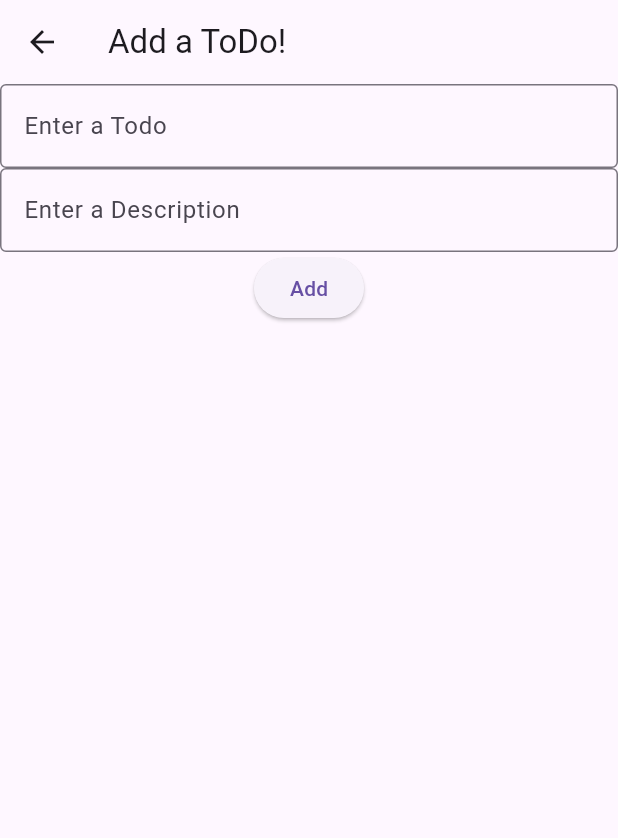
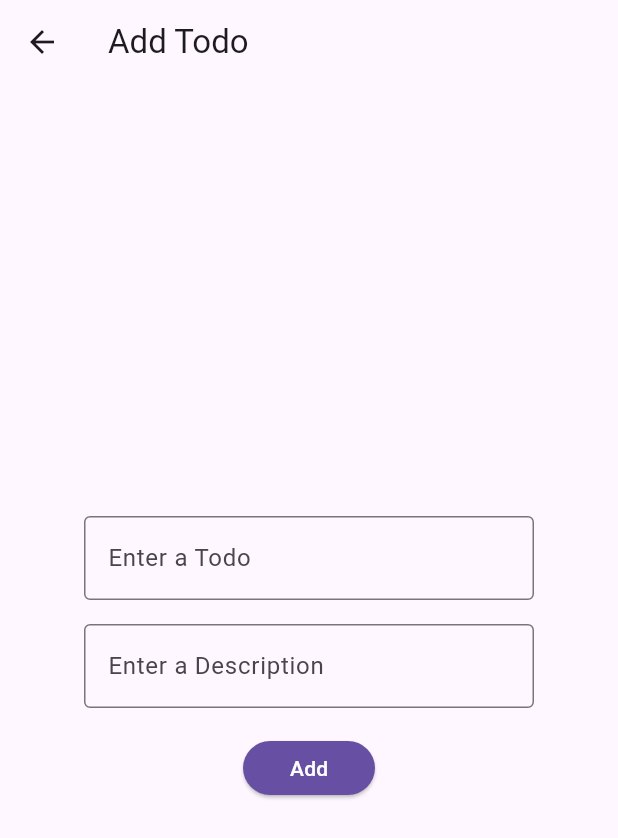
Before and after one commit to ASHUdev05/ToDo, a Flutter app: the screen it shows after launch, after a tap on the "add" icon, on a phone screen of 412 x 824 dp. Shown: the top 838 px of the screen. Run offline on Flutter 3.47's test engine with Material 3 defaults, Android fonts, the light colour scheme and no system bars; our stand-ins replace sqflite; accounts and stored records are empty.

Commit message:
Edit todos and Delete todos have been added!

```diff
--- /dev/null
+++ b/lib/navbarControllers/add_todo_screen.dart
@@ -0,0 +1,118 @@
+import 'package:flutter/material.dart';
+import 'package:todo_offline/model/todo.dart';
+import 'package:todo_offline/model/todo_db.dart';
+import 'package:uuid/uuid.dart';
+
+class AddTodoScreen extends StatefulWidget {
+  const AddTodoScreen({
+    super.key,
+    required this.onAddTodo,
+    this.todo,
+  });
+
+  final void Function(Todo todo) onAddTodo;
+  final Todo? todo;
+
+  @override
+  State<AddTodoScreen> createState() {
+    return _AddTodoScreenState();
+  }
+}
+
+class _AddTodoScreenState extends State<AddTodoScreen> {
+  final TodoDatabase _todoDatabase = TodoDatabase();
+  late String todoId;
+  late String todoTitle;
+  late String todoDesc;
+
+  @override
+  void initState() {
+    super.initState();
+    if (widget.todo != null) {
+      todoId = widget.todo!.id;
+      todoTitle = widget.todo!.title;
+      todoDesc = widget.todo!.description;
+    } else {
+      todoId = const Uuid().v4();
+      todoTitle = '';
+      todoDesc = '';
+    }
+  }
+
+  @override
+  Widget build(BuildContext context) {
+    return Scaffold(
+      appBar: AppBar(
+        title: Text(widget.todo != null ? 'Edit Todo' : 'Add Todo'),
+      ),
+      body: Column(
+        children: [
+          const Spacer(),
+          Center(
+            child: TextField(
+              decoration: const InputDecoration(
+                border: OutlineInputBorder(),
+                hintText: 'Enter a Todo',
+                constraints: BoxConstraints(
+                  maxWidth: 300,
+                ),
+              ),
+              controller: TextEditingController(text: todoTitle),
+              onChanged: (title) {
+                todoTitle = title;
+              },
+            ),
+          ),
+          const SizedBox(height: 16),
+          Center(
+            child: TextField(
+              decoration: const InputDecoration(
+                border: OutlineInputBorder(),
+                hintText: 'Enter a Description',
+                constraints: BoxConstraints(
+                  maxWidth: 300,
+                ),
+              ),
+              controller: TextEditingController(text: todoDesc),
+              onChanged: (desc) {
+                todoDesc = desc;
+              },
+            ),
+          ),
+          const SizedBox(height: 16),
+          ElevatedButton(
+            style: ElevatedButton.styleFrom(
+              backgroundColor: Theme.of(context).primaryColor,
+              foregroundColor: Theme.of(context).colorScheme.onPrimary,
+              minimumSize: const Size(88, 36),
+            ),
+            onPressed: () async {
+              if (todoTitle.isEmpty || todoDesc.isEmpty) {
+                ScaffoldMessenger.of(context).showSnackBar(
+                  const SnackBar(
+                    content: Text('Please enter a title and description'),
+                  ),
+                );
+                return;
+              }
+              Todo todo = Todo(
+                id: todoId,
+                title: todoTitle,
+                description: todoDesc,
+              );
+              if (widget.todo != null) {
+                await _todoDatabase.updateTodo(todo);
+              } else {
+                await _todoDatabase.insertTodo(todo);
+              }
+              widget.onAddTodo(todo);
+              Navigator.pop(context);
+            },
+            child: Text(widget.todo != null ? 'Update' : 'Add'),
+          ),
+          const Spacer(),
+        ],
+      ),
+    );
+  }
+}
--- a/lib/navbarControllers/analytics_screen.dart
+++ /dev/null
@@ -1,91 +0,0 @@
-import 'package:flutter/material.dart';
-import 'package:todo_offline/model/todo.dart';
-import 'package:todo_offline/model/todo_db.dart';
-import 'package:uuid/uuid.dart';
-
-class AnalyticsScreen extends StatefulWidget {
-  const AnalyticsScreen({
-    super.key,
-    required this.onAddTodo,
-  });
-
-  final void Function(Todo todo) onAddTodo;
-
-  @override
-  State<AnalyticsScreen> createState() {
-    return _AnalyticsScreenState();
-  }
-}
-
-class _AnalyticsScreenState extends State<AnalyticsScreen> {
-  final TodoDatabase _todoDatabase = TodoDatabase();
-
-  @override
-  Widget build(BuildContext context) {
-    var uuid = const Uuid();
-    String todoId = '';
-    String todoTitle = '';
-    String todoDesc = '';
-    return Scaffold(
-      appBar: AppBar(
-        title: const Text('Add a ToDo!'),
-      ),
-      body: Column(
-        children: [
-          TextField(
-            decoration: const InputDecoration(
-              border: OutlineInputBorder(),
-              hintText: 'Enter a Todo',
-            ),
-            onChanged: (title) {
-              todoTitle = title;
-              // if (kDebugMode) {
-              //   print(todoTitle);
-              // }
-            },
-          ),
-          TextField(
-            decoration: const InputDecoration(
-              border: OutlineInputBorder(),
-              hintText: 'Enter a Description',
-            ),
-            onChanged: (desc) {
-              todoDesc = desc;
-              // if (kDebugMode) {
-              //   print(todoDesc);
-              // }
-            },
-          ),
-          Center(
-            child: ElevatedButton(
-              onPressed: () async {
-                if (todoTitle.isEmpty || todoDesc.isEmpty) {
-                  // Display a snackbar
-                  ScaffoldMessenger.of(context).showSnackBar(
-                    const SnackBar(
-                      content: Text('Please enter a title and description'),
-                    ),
-                  );
-                  return;
-                }
-                todoId = uuid.v4();
-                Todo todo = Todo(
-                  id: todoId,
-                  title: todoTitle,
-                  description: todoDesc,
-                );
-                // if (kDebugMode) {
-                //   print("title: ${todo.title}");
-                // }
-                await _todoDatabase.insertTodo(todo);
-                widget.onAddTodo(todo);
-                Navigator.pop(context);
-              },
-              child: const Text('Add'),
-            ),
-          ),
-        ],
-      ),
-    );
-  }
-}
```
Also changed, not shown: lib/today_screen.dart (+40 -2 lines).
